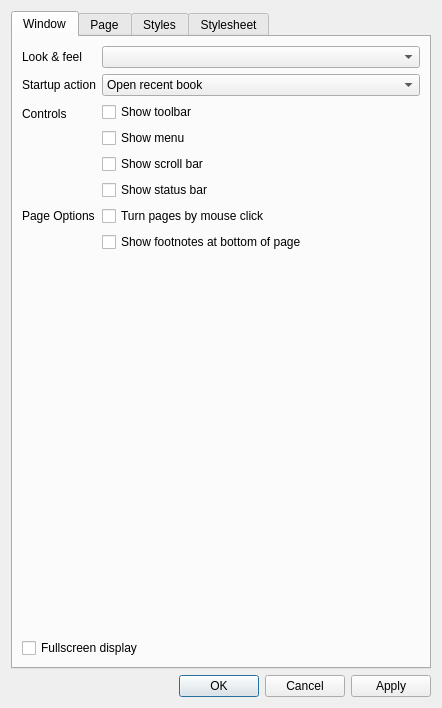
Old version of the form cr3qt/src/settings.ui in the repository EXL/coolreader.
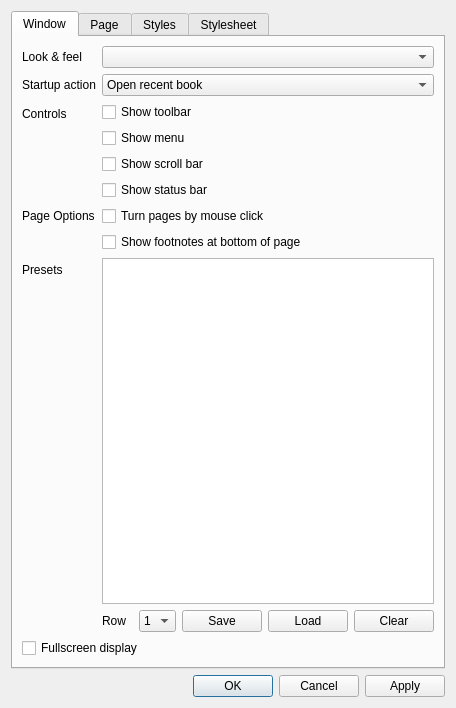
New version of the form. The open tabs and pages were chosen to show the change. Icons and pictures are not drawn. Custom widgets are drawn as their Qt base class.

Commit message:
Implement search form with history and presets
Implement five various settings presets
Drop search dialog modality
Try to fix some backward search bugs, see:
    https://github.com/koreader/crengine/pull/94

The edit to the form file:
```diff
--- a/cr3qt/src/settings.ui
+++ b/cr3qt/src/settings.ui
@@ -9,7 +9,7 @@
    <rect>
     <x>0</x>
     <y>0</y>
-    <width>442</width>
+    <width>456</width>
     <height>708</height>
    </rect>
   </property>
@@ -146,6 +146,84 @@
            </property>
           </widget>
          </item>
+         <item row="5" column="0">
+          <widget class="QLabel" name="label_45">
+           <property name="text">
+            <string>Presets</string>
+           </property>
+          </widget>
+         </item>
+         <item row="5" column="1">
+          <widget class="QTableWidget" name="tablePresets">
+           <property name="minimumSize">
+            <size>
+             <width>0</width>
+             <height>230</height>
+            </size>
+           </property>
+          </widget>
+         </item>
+         <item row="6" column="1">
+          <layout class="QHBoxLayout" name="horizontalLayout_13">
+           <item>
+            <widget class="QLabel" name="label_44">
+             <property name="text">
+              <string>Row</string>
+             </property>
+            </widget>
+           </item>
+           <item>
+            <widget class="QComboBox" name="cbPresets">
+             <item>
+              <property name="text">
+               <string>1</string>
+              </property>
+             </item>
+             <item>
+              <property name="text">
+               <string>2</string>
+              </property>
+             </item>
+             <item>
+              <property name="text">
+               <string>3</string>
+              </property>
+             </item>
+             <item>
+              <property name="text">
+               <string>4</string>
+              </property>
+             </item>
+             <item>
+              <property name="text">
+               <string>5</string>
+              </property>
+             </item>
+            </widget>
+           </item>
+           <item>
+            <widget class="QPushButton" name="btnSavePreset">
+             <property name="text">
+              <string>Save</string>
+             </property>
+            </widget>
+           </item>
+           <item>
+            <widget class="QPushButton" name="btnLoadPreset">
+             <property name="text">
+              <string>Load</string>
+             </property>
+            </widget>
+           </item>
+           <item>
+            <widget class="QPushButton" name="btnClearPreset">
+             <property name="text">
+              <string>Clear</string>
+             </property>
+            </widget>
+           </item>
+          </layout>
+         </item>
         </layout>
        </item>
        <item>
```
Left out of the diff: 2 changed lines with no effect on the pictures. The commit also changes 10 other files.
